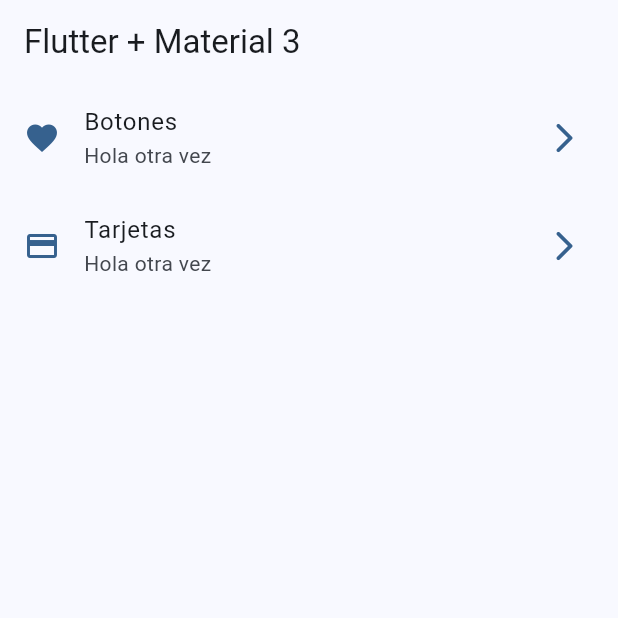
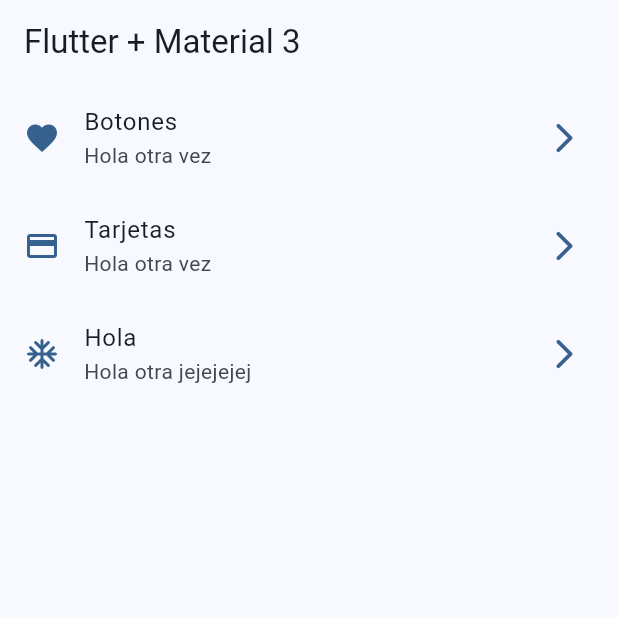
Before and after one commit to josbertjg/widgets_app, a Flutter app: the screen it shows after launch, on a phone screen of 412 x 824 dp, the top half of it. Run offline on Flutter 3.47's test engine with Material 3 defaults, Android fonts, the phone set to English and light mode, and no system bars; our stand-ins replace go_router.

Commit message:
Configure GoRouter and centrilize app routes

```diff
--- a/lib/config/menu/menu_items.dart
+++ /dev/null
@@ -1,27 +0,0 @@
-import 'package:flutter/material.dart';
-
-class MenuItem {
-  final String title;
-  final String subtitle;
-  final String link;
-  final IconData icon;
-
-  const MenuItem(
-      {required this.title,
-      required this.subtitle,
-      required this.link,
-      required this.icon});
-}
-
-const appMenuItems = <MenuItem>[
-  MenuItem(
-      title: "Botones",
-      subtitle: "Hola otra vez",
-      link: "/buttons",
-      icon: Icons.favorite),
-  MenuItem(
-      title: "Tarjetas",
-      subtitle: "Hola otra vez",
-      link: "/cards",
-      icon: Icons.credit_card),
-];
--- /dev/null
+++ b/lib/config/router/app_router.dart
@@ -0,0 +1,22 @@
+import 'package:go_router/go_router.dart';
+import 'package:widgets_app/config/router/routes.dart';
+import '../../presentation/screens/screens.dart';
+
+// GoRouter configuration
+final appRouter = GoRouter(
+  initialLocation: '/',
+  routes: [
+        GoRoute(
+          path: '/',
+          builder: (context, state) => const HomeScreen(),
+        ),
+      ] +
+      (appRoutes
+          .map(
+            (route) => GoRoute(
+              path: route.link,
+              builder: (context, state) => route.screen,
+            ),
+          )
+          .toList()),
+);
--- /dev/null
+++ b/lib/config/router/routes.dart
@@ -0,0 +1,40 @@
+import 'package:flutter/material.dart';
+
+import '../../presentation/screens/screens.dart';
+
+class RouteItem {
+  final String title;
+  final String subtitle;
+  final String link;
+  final IconData icon;
+  final Widget screen;
+
+  const RouteItem({
+    required this.title,
+    required this.subtitle,
+    required this.link,
+    required this.icon,
+    required this.screen,
+  });
+}
+
+const appRoutes = <RouteItem>[
+  RouteItem(
+      title: "Botones",
+      subtitle: "Hola otra vez",
+      link: "/buttons",
+      icon: Icons.favorite,
+      screen: ButtonsScreen()),
+  RouteItem(
+      title: "Tarjetas",
+      subtitle: "Hola otra vez",
+      link: "/cards",
+      icon: Icons.credit_card,
+      screen: CardsScreen()),
+  RouteItem(
+      title: "Hola",
+      subtitle: "Hola otra jejejejej",
+      link: "/cards",
+      icon: Icons.ac_unit_rounded,
+      screen: CardsScreen()),
+];
--- a/lib/main.dart
+++ b/lib/main.dart
@@ -1,9 +1,6 @@
 import 'package:flutter/material.dart';
+import 'package:widgets_app/config/router/app_router.dart';
 import 'package:widgets_app/config/theme/app_theme.dart';
-
-import 'presentation/screens/buttons/buttons_screen.dart';
-import 'presentation/screens/cards/cards_screen.dart';
-import 'presentation/screens/home/home_screen.dart';
 
 void main() {
   runApp(const MainApp());
@@ -14,16 +11,10 @@ class MainApp extends StatelessWidget {
 
   @override
   Widget build(BuildContext context) {
-    return MaterialApp(
+    return MaterialApp.router(
+      routerConfig: appRouter,
       theme: AppTheme(selectedColor: 0).getTheme(),
       debugShowCheckedModeBanner: false,
-      home: const Scaffold(
-        body: HomeScreen(),
-      ),
-      routes: {
-        '/buttons': (context) => const ButtonsScreen(),
-        '/cards': (context) => const CardsScreen(),
-      },
     );
   }
 }
--- a/lib/presentation/screens/home/home_screen.dart
+++ b/lib/presentation/screens/home/home_screen.dart
@@ -1,5 +1,6 @@
 import 'package:flutter/material.dart';
-import 'package:widgets_app/config/menu/menu_items.dart';
+import 'package:widgets_app/config/router/routes.dart';
+import 'package:go_router/go_router.dart';
 
 class HomeScreen extends StatelessWidget {
   const HomeScreen({super.key});
@@ -22,33 +23,32 @@ class _HomeView extends StatelessWidget {
   Widget build(BuildContext context) {
     return ListView.builder(
         physics: const BouncingScrollPhysics(),
-        itemCount: appMenuItems.length,
+        itemCount: appRoutes.length,
         itemBuilder: (context, index) {
-          final menuItem = appMenuItems[index];
-          return _CustomListTile(menuItem: menuItem);
+          final routeItem = appRoutes[index];
+          return _CustomListTile(routeItem: routeItem);
         });
   }
 }
 
 class _CustomListTile extends StatelessWidget {
   const _CustomListTile({
-    required this.menuItem,
+    required this.routeItem,
   });
 
-  final MenuItem menuItem;
+  final RouteItem routeItem;
 
   @override
   Widget build(BuildContext context) {
     final colors = Theme.of(context).colorScheme;
 
     return ListTile(
-      title: Text(menuItem.title),
-      subtitle: Text(menuItem.subtitle),
-      leading: Icon(menuItem.icon, color: colors.primary),
+      title: Text(routeItem.title),
+      subtitle: Text(routeItem.subtitle),
+      leading: Icon(routeItem.icon, color: colors.primary),
       trailing: Icon(Icons.arrow_forward_ios_rounded, color: colors.primary),
-      // dense: true,
       onTap: () {
-        Navigator.pushNamed(context, menuItem.link);
+        context.push(routeItem.link);
       },
     );
   }
--- /dev/null
+++ b/lib/presentation/screens/screens.dart
@@ -0,0 +1,3 @@
+export 'package:widgets_app/presentation/screens/buttons/buttons_screen.dart';
+export 'package:widgets_app/presentation/screens/cards/cards_screen.dart';
+export 'package:widgets_app/presentation/screens/home/home_screen.dart';
--- a/pubspec.yaml
+++ b/pubspec.yaml
@@ -9,11 +9,12 @@ environment:
 dependencies:
   flutter:
     sdk: flutter
+  go_router: ^15.1.2
 
 dev_dependencies:
+  flutter_lints: ^4.0.0
   flutter_test:
     sdk: flutter
-  flutter_lints: ^4.0.0
 
 flutter:
   uses-material-design: true
```
Also changed, not shown: pubspec.lock.
